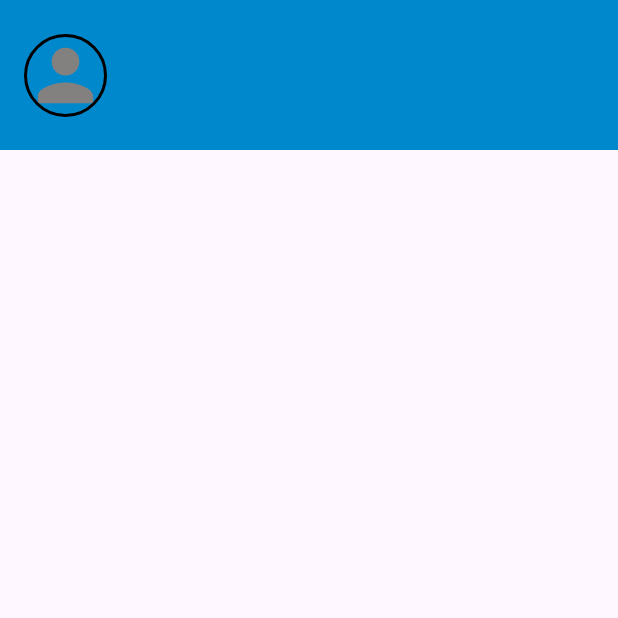
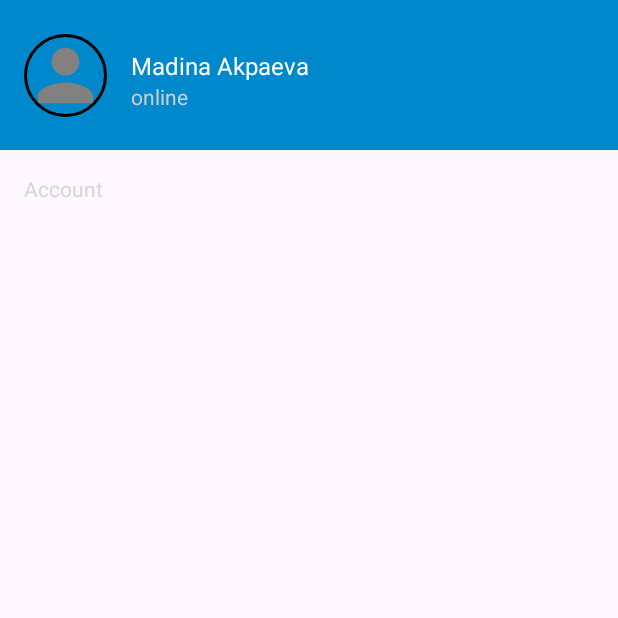
Before and after one commit to Madina192/telegramClone, an Android app: the fragment SettingsFragment shown on its own in the app's theme, on a phone screen of 412 x 824 dp, the top half of it. Run offline under Robolectric (Android 15) with nearby library versions, the phone set to English and light mode, and no system bars; our stand-ins replace CircleImageView.

Commit message:
added strings and dimens

```diff
--- a/app/src/main/res/layout/fragment_settings.xml
+++ b/app/src/main/res/layout/fragment_settings.xml
@@ -7,6 +7,7 @@
     tools:context=".ui.fragments.SettingsFragment">
 
     <androidx.constraintlayout.widget.ConstraintLayout
+        android:id="@+id/settings_header_block"
         android:layout_width="match_parent"
         android:layout_height="100dp"
         android:background="@color/colorPrimary"
@@ -15,20 +16,56 @@
         >
 
         <de.hdodenhof.circleimageview.CircleImageView
-            xmlns:app="http://schemas.android.com/apk/res-auto"
             android:id="@+id/settings_user_photo"
-            android:layout_width="55dp"
-            android:layout_height="55dp"
+            android:layout_width="@dimen/settings_user_photo_width"
+            android:layout_height="@dimen/settings_user_photo_height"
             android:src="@drawable/ic_person_profile"
-            app:civ_border_width="2dp"
+            app:civ_border_width="@dimen/settings_user_photo_border"
             app:civ_circle_background_color="@color/colorAccent"
-            app:civ_border_color="#ff000000"
-            android:layout_marginStart="16dp"
+            android:layout_marginStart="@dimen/horizontal_margin"
             app:layout_constraintTop_toTopOf="parent"
             app:layout_constraintBottom_toBottomOf="parent"
             app:layout_constraintStart_toStartOf="parent"
+             />
+
+        <TextView
+            android:id="@+id/settings_username"
+            android:layout_width="0dp"
+            android:layout_height="wrap_content"
+            android:text="@string/default_username"
+            android:textColor="@color/colorAccent"
+            android:textSize="@dimen/normal_text"
+            app:layout_constraintStart_toEndOf="@id/settings_user_photo"
+            app:layout_constraintEnd_toEndOf="parent"
+            app:layout_constraintTop_toTopOf="@id/settings_user_photo"
+            android:layout_marginTop="@dimen/vertical_margin"
+            android:layout_marginStart="@dimen/horizontal_margin"
+            />
+
+        <TextView
+            android:id="@+id/settings_status"
+            android:layout_width="0dp"
+            android:layout_height="wrap_content"
+            android:text="@string/default_status"
+            android:textColor="@color/colorAccentDark"
+            android:textSize="@dimen/small_text"
+            app:layout_constraintStart_toEndOf="@id/settings_user_photo"
+            app:layout_constraintEnd_toEndOf="parent"
+            app:layout_constraintTop_toBottomOf="@id/settings_username"
+            android:layout_marginStart="@dimen/horizontal_margin"
             />
 
     </androidx.constraintlayout.widget.ConstraintLayout>
 
+    <TextView
+        android:id="@+id/settings_tv_account"
+        android:layout_width="match_parent"
+        android:layout_height="wrap_content"
+        app:layout_constraintTop_toBottomOf="@id/settings_header_block"
+        android:textColor="@color/primary"
+        android:text="@string/settings_text_account"
+        android:layout_marginStart="@dimen/horizontal_margin"
+        android:layout_marginTop="16dp"
+        />
+
 </androidx.constraintlayout.widget.ConstraintLayout>
--- /dev/null
+++ b/app/src/main/res/values/dimens.xml
@@ -0,0 +1,13 @@
+<?xml version="1.0" encoding="utf-8"?>
+<resources>
+
+    <dimen name="horizontal_margin">16dp</dimen>
+    <dimen name="normal_text">16sp</dimen>
+    <dimen name="vertical_margin">10dp</dimen>
+    <dimen name="small_text">14sp</dimen>
+
+    <!--Settings Fragment-->
+    <dimen name="settings_user_photo_width">55dp</dimen>
+    <dimen name="settings_user_photo_height">55dp</dimen>
+    <dimen name="settings_user_photo_border">2dp</dimen>
+</resources>
--- a/app/src/main/res/values/strings.xml
+++ b/app/src/main/res/values/strings.xml
@@ -4,4 +4,7 @@
     <string name="hello_blank_fragment">Hello blank fragment</string>
     <string name="chats">Chats</string>
     <string name="settings">Settings</string>
+    <string name="default_username">Madina Akpaeva</string>
+    <string name="default_status">online</string>
+    <string name="settings_text_account">Account</string>
 </resources>
```
